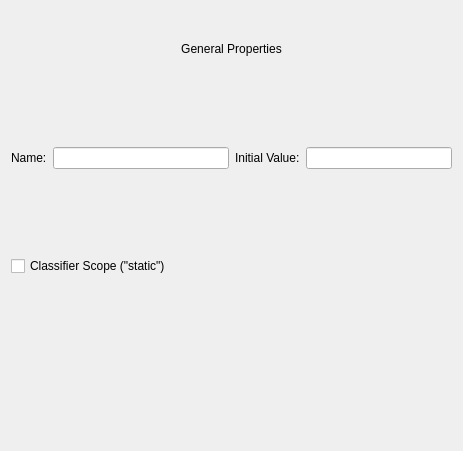
The window that umbrello/dialogs/umlattributedialog.ui (KDE/umbrello) describes before a commit, drawn with Qt 5.
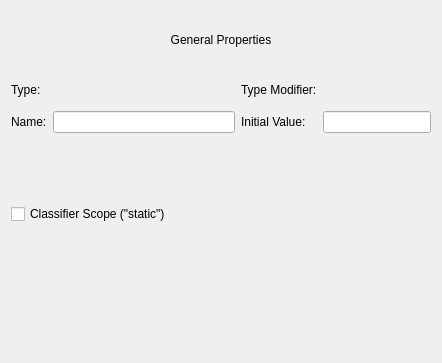
The same window after the commit. Custom widgets are drawn as their Qt base class.

Commit message:
Fix layout issues
Remove some labels of some widgets that is used, and put
them in the main dialog to better manage the layouts

The edit to the form file:
```diff
--- a/umbrello/dialogs/umlattributedialog.ui
+++ b/umbrello/dialogs/umlattributedialog.ui
@@ -6,14 +6,14 @@
    <rect>
     <x>0</x>
     <y>0</y>
-    <width>463</width>
-    <height>451</height>
+    <width>442</width>
+    <height>363</height>
    </rect>
   </property>
   <property name="windowTitle">
    <string>Form</string>
   </property>
-  <layout class="QVBoxLayout" name="verticalLayout_3">
+  <layout class="QVBoxLayout" name="verticalLayout">
    <item>
     <widget class="QLabel" name="label">
      <property name="text">
@@ -25,48 +25,46 @@
     </widget>
    </item>
    <item>
-    <layout class="QHBoxLayout" name="horizontalLayout_3">
-     <item>
-      <layout class="QVBoxLayout" name="verticalLayout">
-       <item>
-        <widget class="UMLDatatypeWidget" name="dataTypeWidget" native="true"/>
-       </item>
-       <item>
-        <layout class="QHBoxLayout" name="horizontalLayout_2">
-         <item>
+    <layout class="QGridLayout" name="gridLayout">
+     <item row="0" column="0">
+      <widget class="QLabel" name="label_5">
+       <property name="text">
+        <string>Type:</string>
+       </property>
+      </widget>
+     </item>
+     <item row="1" column="0">
           <widget class="QLabel" name="label_3">
            <property name="text">
             <string>Name:</string>
            </property>
           </widget>
          </item>
-         <item>
+     <item row="1" column="1">
           <widget class="QLineEdit" name="nameLE"/>
          </item>
-        </layout>
-       </item>
-      </layout>
-     </item>
-     <item>
-      <layout class="QVBoxLayout" name="verticalLayout_2">
-       <item>
-        <widget class="UMLTypeModifierWidget" name="typeModifierWidget" native="true"/>
-       </item>
-       <item>
-        <layout class="QHBoxLayout" name="horizontalLayout">
-         <item>
+     <item row="1" column="2">
           <widget class="QLabel" name="label_4">
            <property name="text">
             <string>Initial Value:</string>
            </property>
           </widget>
          </item>
-         <item>
+     <item row="1" column="3" colspan="2">
           <widget class="QLineEdit" name="initialValueLE"/>
          </item>
-        </layout>
-       </item>
-      </layout>
+     <item row="0" column="1">
+      <widget class="UMLDatatypeWidget" name="dataTypeWidget" native="true"/>
+     </item>
+     <item row="0" column="2">
+      <widget class="QLabel" name="label_2">
+       <property name="text">
+        <string>Type Modifier:</string>
+       </property>
+      </widget>
+     </item>
+     <item row="0" column="3" colspan="2">
+      <widget class="UMLTypeModifierWidget" name="typeModifierWidget" native="true"/>
      </item>
     </layout>
    </item>
```
Lines whose indentation alone changed are shown as unchanged. The commit also changes 5 other files.
